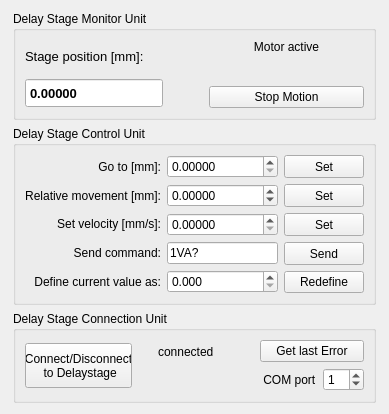
Old version of the form code/delaystage_new/DelayStage.ui in the repository gsehrlich/diffusive-ta.
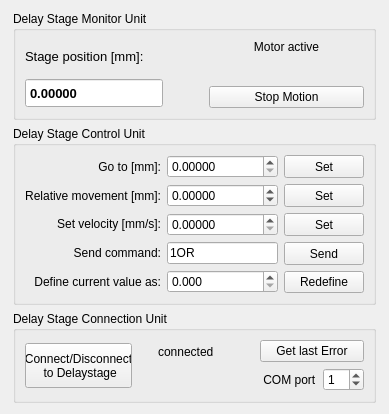
New version of the form. Custom widgets are drawn as their Qt base class.

The edit to the form file:
```diff
--- a/code/delaystage_new/DelayStage.ui
+++ b/code/delaystage_new/DelayStage.ui
@@ -418,7 +418,7 @@
                </size>
               </property>
               <property name="text">
-               <string>1VA?</string>
+               <string>1OR</string>
               </property>
              </widget>
             </item>
```
